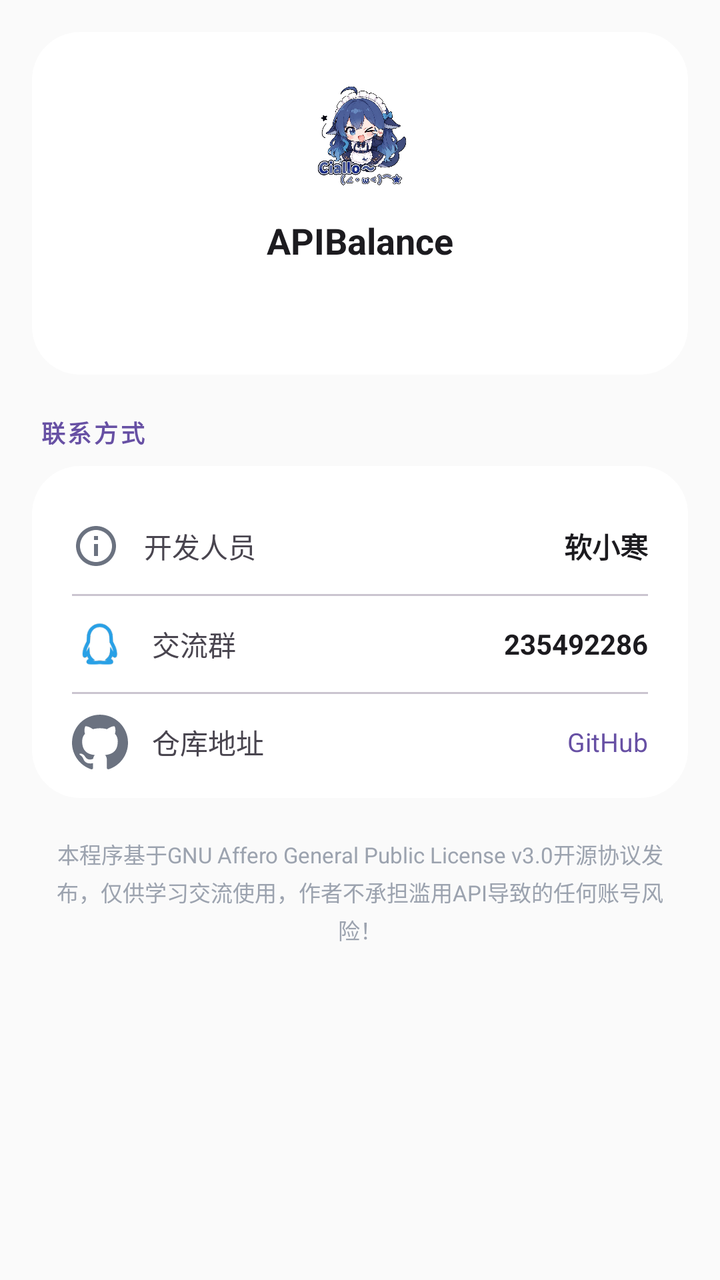
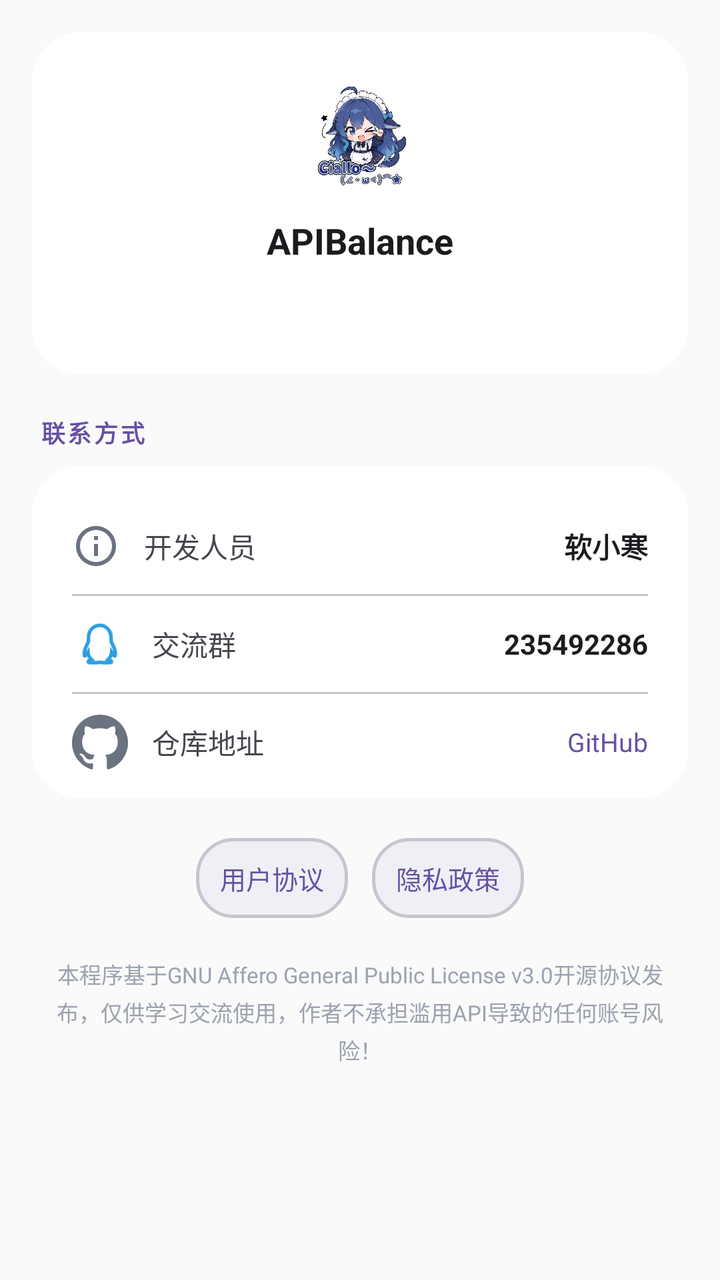

Before-and-after screenshots of an Android layout around one commit, followed by the original layout XML and the change that was made.
<!-- AndroidManifest.xml: application theme RxHTheme -->
<!-- res/layout/fragment_about.xml -->
<?xml version="1.0" encoding="utf-8"?>
<ScrollView xmlns:android="http://schemas.android.com/apk/res/android"
    android:layout_width="match_parent"
    android:layout_height="match_parent"
    android:fillViewport="true">

    <LinearLayout
        android:layout_width="match_parent"
        android:layout_height="wrap_content"
        android:orientation="vertical"
        android:padding="16dp">

        
        <LinearLayout
            android:layout_width="match_parent"
            android:layout_height="wrap_content"
            android:orientation="vertical"
            android:gravity="center"
            android:background="@drawable/bg_card_balance"
                android:foreground="@drawable/bg_ripple_24"
            android:padding="24dp">

            <ImageView
                android:layout_width="56dp"
                android:layout_height="56dp"
                android:src="@drawable/ic_app_logo"
                android:scaleType="fitCenter"
                android:contentDescription="App icon" />

            <TextView
                android:layout_width="wrap_content"
                android:layout_height="wrap_content"
                android:layout_marginTop="12dp"
                android:text="APIBalance"
                android:textColor="@color/text_primary"
                android:textSize="18sp"
                android:textStyle="bold" />

            <TextView
                android:id="@+id/tv_version"
                android:layout_width="wrap_content"
                android:layout_height="wrap_content"
                android:layout_marginTop="4dp"
                android:textColor="@color/primary"
                android:textSize="14sp"
                android:clickable="true"
                android:focusable="false"
                android:padding="4dp" />
        </LinearLayout>

        
        <TextView
            android:layout_width="wrap_content"
            android:layout_height="wrap_content"
            android:layout_marginLeft="4dp"
            android:layout_marginTop="20dp"
            android:layout_marginBottom="8dp"
            android:text="@string/str_085"
            android:textColor="@color/primary"
            android:textSize="12sp"
            android:textStyle="bold"
            android:letterSpacing="0.1" />

        <LinearLayout
            android:layout_width="match_parent"
            android:layout_height="wrap_content"
            android:background="@drawable/bg_card_balance"
            android:orientation="vertical"
            android:paddingLeft="20dp"
            android:paddingRight="20dp"
            android:paddingTop="16dp"
            android:paddingBottom="4dp">

            
            <LinearLayout
                android:layout_width="match_parent"
                android:layout_height="48dp"
                android:gravity="center_vertical"
                android:orientation="horizontal">
                <ImageView
                    android:layout_width="24dp"
                    android:layout_height="24dp"
                    android:src="@drawable/ic_info"
                    android:contentDescription="开发人员" />
                <TextView
                    android:layout_width="wrap_content"
                    android:layout_height="wrap_content"
                    android:layout_marginLeft="12dp"
                    android:text="@string/str_086"
                    android:textColor="@color/text_secondary"
                    android:textSize="14sp" />
                <TextView
                    android:layout_width="0dp"
                    android:layout_height="wrap_content"
                    android:layout_weight="1"
                    android:gravity="end"
                    android:text="软小寒"
                    android:textColor="@color/text_primary"
                    android:textSize="14sp"
                    android:textStyle="bold"
                    android:textIsSelectable="true" />
            </LinearLayout>

            <View android:layout_width="match_parent" android:layout_height="1dp" android:background="@color/divider" />

            
            <LinearLayout
                android:layout_width="match_parent"
                android:layout_height="48dp"
                android:gravity="center_vertical"
                android:orientation="horizontal">
                <ImageView
                    android:layout_width="28dp"
                    android:layout_height="28dp"
                    android:src="@drawable/ic_qq"
                    android:scaleType="fitCenter"
                    android:contentDescription="QQ群" />
                <TextView
                    android:layout_width="wrap_content"
                    android:layout_height="wrap_content"
                    android:layout_marginLeft="12dp"
                    android:text="@string/str_087"
                    android:textColor="@color/text_secondary"
                    android:textSize="14sp" />
                <TextView
                    android:layout_width="0dp"
                    android:layout_height="wrap_content"
                    android:layout_weight="1"
                    android:gravity="end"
                    android:text="235492286"
                    android:textColor="@color/text_primary"
                    android:textSize="14sp"
                    android:textStyle="bold"
                    android:textIsSelectable="true" />
            </LinearLayout>

            <View android:layout_width="match_parent" android:layout_height="1dp" android:background="@color/divider" />

            
            <LinearLayout
                android:layout_width="match_parent"
                android:layout_height="48dp"
                android:gravity="center_vertical"
                android:orientation="horizontal">
                <ImageView
                    android:layout_width="28dp"
                    android:layout_height="28dp"
                    android:src="@drawable/ic_github"
                    android:scaleType="fitCenter"
                    android:contentDescription="仓库地址" />
                <TextView
                    android:layout_width="wrap_content"
                    android:layout_height="wrap_content"
                    android:layout_marginLeft="12dp"
                    android:text="@string/str_088"
                    android:textColor="@color/text_secondary"
                    android:textSize="14sp" />
                <TextView
                    android:id="@+id/tv_repo"
                    android:layout_width="0dp"
                    android:layout_height="wrap_content"
                    android:layout_weight="1"
                    android:gravity="end"
                    android:text="GitHub"
                    android:textColor="@color/primary"
                    android:textSize="13sp" />
            </LinearLayout>
        </LinearLayout>

        
        <TextView
            android:layout_width="match_parent"
            android:layout_height="wrap_content"
            android:layout_marginTop="20dp"
            android:layout_marginLeft="4dp"
            android:layout_marginRight="4dp"
            android:gravity="center"
            android:lineSpacingExtra="3dp"
            android:text="@string/str_089"
            android:textColor="@color/footer"
            android:textSize="11sp" />

    </LinearLayout>
</ScrollView>
<!-- resources referenced by this layout -->
<resources>
  <color name="divider">#CAC4D0</color>
  <color name="footer">#9CA3AF</color>
  <color name="primary">#6750A4</color>
  <color name="text_primary">#1C1B1F</color>
  <color name="text_secondary">#49454F</color>
  <!-- drawable bg_card_balance (drawable) -->
  <?xml version="1.0" encoding="utf-8"?>
  <shape xmlns:android="http://schemas.android.com/apk/res/android" android:shape="rectangle">
      <solid android:color="@color/card_bg" />
      <corners android:radius="24dp" />
      
  </shape>
  <!-- drawable bg_ripple_24 (drawable) -->
  <?xml version="1.0" encoding="utf-8"?>
  <ripple xmlns:android="http://schemas.android.com/apk/res/android"
      android:color="#33000000">
      <item android:id="@android:id/mask">
          <shape android:shape="rectangle">
              <solid android:color="#FFFFFF" />
              <corners android:radius="24dp" />
          </shape>
      </item>
  </ripple>
  <!-- drawable ic_info (drawable) -->
  <vector xmlns:android="http://schemas.android.com/apk/res/android"
      android:width="24dp" android:height="24dp"
      android:viewportWidth="24" android:viewportHeight="24">
      <path android:fillColor="#FF6B7280" android:pathData="M11 7h2v2h-2zm0 4h2v6h-2zm1-9C6.48 2 2 6.48 2 12s4.48 10 10 10 10-4.48 10-10S17.52 2 12 2zm0 18c-4.41 0-8-3.59-8-8s3.59-8 8-8 8 3.59 8 8-3.59 8-8 8z" />
  </vector>
  <string name="str_085">联系方式</string>
  <string name="str_086">开发人员</string>
  <string name="str_087">交流群</string>
  <string name="str_088">仓库地址</string>
  <string name="str_089">本程序基于GNU Affero General Public License v3.0开源协议发布，仅供学习交流使用，作者不承担滥用API导致的任何账号风险！</string>
  <style name="RxHTheme" parent="@android:style/Theme.Material.Light.NoActionBar">
          <item name="android:colorPrimary">#6750A4</item>
          <item name="android:colorAccent">#6750A4</item>
          <item name="android:windowNoTitle">true</item>
          <item name="android:windowActionBar">false</item>
          <item name="android:statusBarColor">@android:color/transparent</item>
          <item name="android:navigationBarColor">@android:color/transparent</item>
          <item name="android:windowTranslucentStatus">false</item>
          <item name="android:windowTranslucentNavigation">false</item>
          <item name="android:windowLightStatusBar">false</item>
          <item name="android:windowLightNavigationBar">true</item>
      </style>
  <color name="card_bg">#FFFFFF</color>
  <!-- unchanged entries left out for length: 3 -->
</resources>

<!-- the commit's change to res/layout/fragment_about.xml (unified diff, before → after) -->
@@ -167,6 +167,41 @@
             </LinearLayout>
         </LinearLayout>
 
+        <LinearLayout
+            android:layout_width="match_parent"
+            android:layout_height="wrap_content"
+            android:layout_marginTop="20dp"
+            android:gravity="center"
+            android:orientation="horizontal">
+            <TextView
+                android:id="@+id/tv_agreement"
+                android:layout_width="wrap_content"
+                android:layout_height="40dp"
+                android:gravity="center"
+                android:paddingLeft="12dp"
+                android:paddingRight="12dp"
+                android:text="@string/about_policy_user"
+                android:textColor="@color/primary"
+                android:textSize="13sp"
+                android:background="@drawable/bg_input_field"
+                android:clickable="true"
+                android:focusable="false" />
+            <TextView
+                android:id="@+id/tv_privacy"
+                android:layout_width="wrap_content"
+                android:layout_height="40dp"
+                android:layout_marginLeft="12dp"
+                android:gravity="center"
+                android:paddingLeft="12dp"
+                android:paddingRight="12dp"
+                android:text="@string/about_policy_privacy"
+                android:textColor="@color/primary"
+                android:textSize="13sp"
+                android:background="@drawable/bg_input_field"
+                android:clickable="true"
+                android:focusable="false" />
+        </LinearLayout>
+
         
         <TextView
             android:layout_width="match_parent"
<!-- resource entries referenced after the edit -->
@@ -11,6 +11,13 @@
       <solid android:color="@color/card_bg" />
       <corners android:radius="24dp" />
       
+  </shape>
+  <!-- drawable bg_input_field (drawable) -->
+  <?xml version="1.0" encoding="utf-8"?>
+  <shape xmlns:android="http://schemas.android.com/apk/res/android" android:shape="rectangle">
+      <solid android:color="@color/input_bg" />
+      <corners android:radius="18dp" />
+      <stroke android:width="1.5dp" android:color="@color/divider" />
   </shape>
   <!-- drawable bg_ripple_24 (drawable) -->
   <?xml version="1.0" encoding="utf-8"?>
@@ -29,6 +36,8 @@
       android:viewportWidth="24" android:viewportHeight="24">
       <path android:fillColor="#FF6B7280" android:pathData="M11 7h2v2h-2zm0 4h2v6h-2zm1-9C6.48 2 2 6.48 2 12s4.48 10 10 10 10-4.48 10-10S17.52 2 12 2zm0 18c-4.41 0-8-3.59-8-8s3.59-8 8-8 8 3.59 8 8-3.59 8-8 8z" />
   </vector>
+  <string name="about_policy_privacy">隐私政策</string>
+  <string name="about_policy_user">用户协议</string>
   <string name="str_085">联系方式</string>
   <string name="str_086">开发人员</string>
   <string name="str_087">交流群</string>
@@ -47,6 +56,7 @@
           <item name="android:windowLightNavigationBar">true</item>
       </style>
   <color name="card_bg">#FFFFFF</color>
+  <color name="input_bg">#EEF0F5</color>
   <!-- unchanged entries left out for length: 3 -->
 </resources>
 
